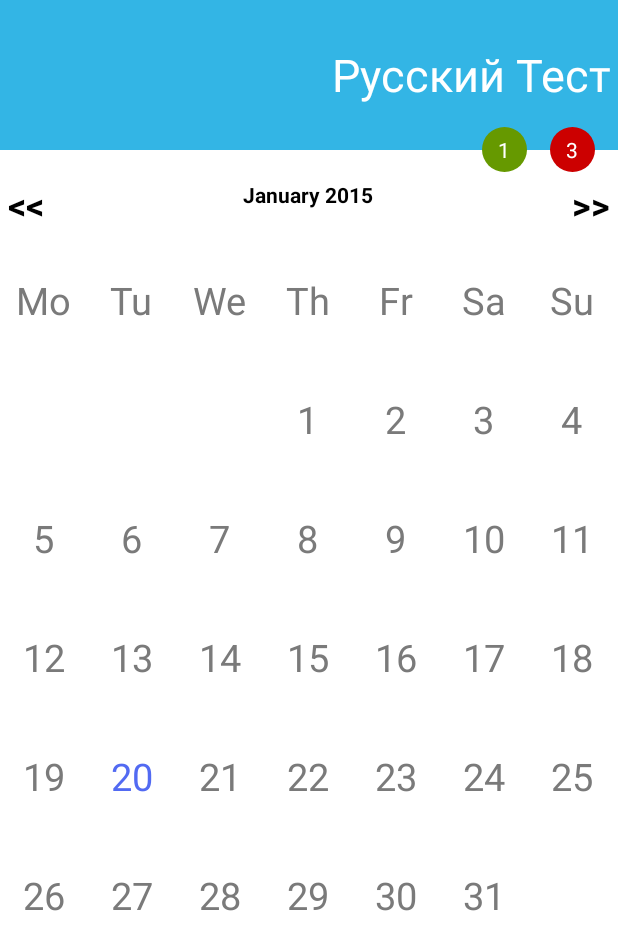
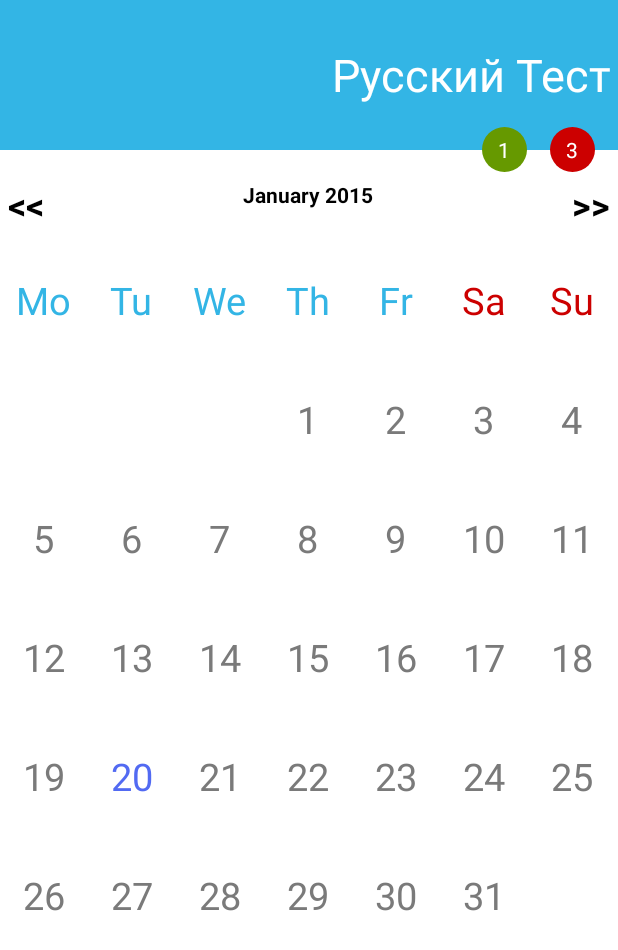
Before and after one commit to ziggyzaggy/schedulator, an Android app: the CalendarView screen opened directly, with no data from a screen before it, on a phone screen of 412 x 824 dp. Shown: the top 950 px of the screen. Run offline under Robolectric (Android 15) with nearby library versions, the phone set to English and light mode, and no system bars; 2 statements that could not run were skipped.

Commit message:
Recolor day headers

```diff
--- a/app/src/main/java/com/examples/android/calendar/CalendarAdapter.java
+++ b/app/src/main/java/com/examples/android/calendar/CalendarAdapter.java
@@ -25,6 +25,8 @@ import android.view.ViewGroup;
 import android.widget.BaseAdapter;
 import android.widget.ImageView;
 import android.widget.TextView;
+
+import org.w3c.dom.Text;
 
 import java.util.ArrayList;
 import java.util.Calendar;
@@ -146,18 +148,17 @@ public class CalendarAdapter extends BaseAdapter {
 
 
         //customize headers
-        /*
+
         for(int i = 0; i < 7; i++){
+            //set mon-friday
             if(position == i) {
-
-
-                v.setBackgroundResource(R.drawable.back_selected); //remove back from empty days
-
-                dayView.setClickable(false);
-                dayView.setFocusable(false);
-                v.setClickable(false);
+                dayView.setTextColor(mContext.getResources().getColor(R.color.mainBlue));
+                //set sat, sun
+                if(i == 5 || i ==6){
+                    dayView.setTextColor(mContext.getResources().getColor(R.color.mainRed));
+                }
             }
-        }*/
+        }
         return v;
     }
 
--- a/app/src/main/res/drawable/circle_outstanding.xml
+++ b/app/src/main/res/drawable/circle_outstanding.xml
@@ -4,7 +4,7 @@
     android:shape="oval">
 
     <solid
-        android:color="#CC0000"/>
+        android:color="@color/mainRed"/>
 
     <size
         android:width="30dp"
--- a/app/src/main/res/values/strings.xml
+++ b/app/src/main/res/values/strings.xml
@@ -6,5 +6,6 @@
     <color name="text_color">#31D1F1</color>
 	<color name="white">#ffffff</color>
     <color name="mainBlue">#33B5E5</color>
+    <color name="mainRed">#CC0000</color>
 	<string name="open">Open</string>
 </resources>
```
Also changed, not shown: 1 other file.
